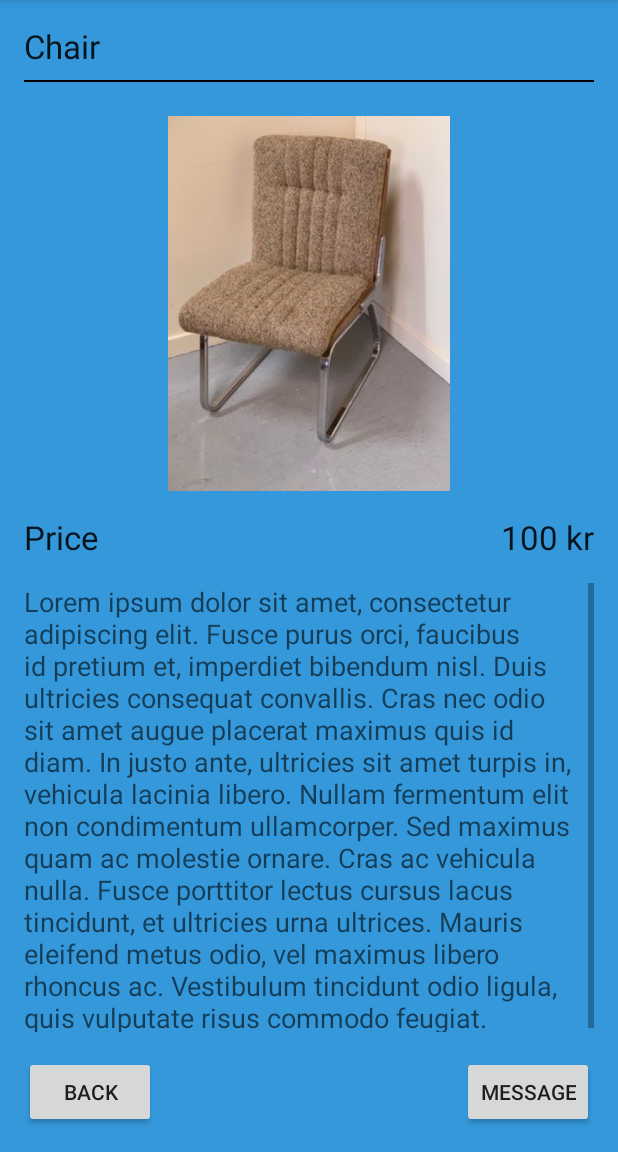
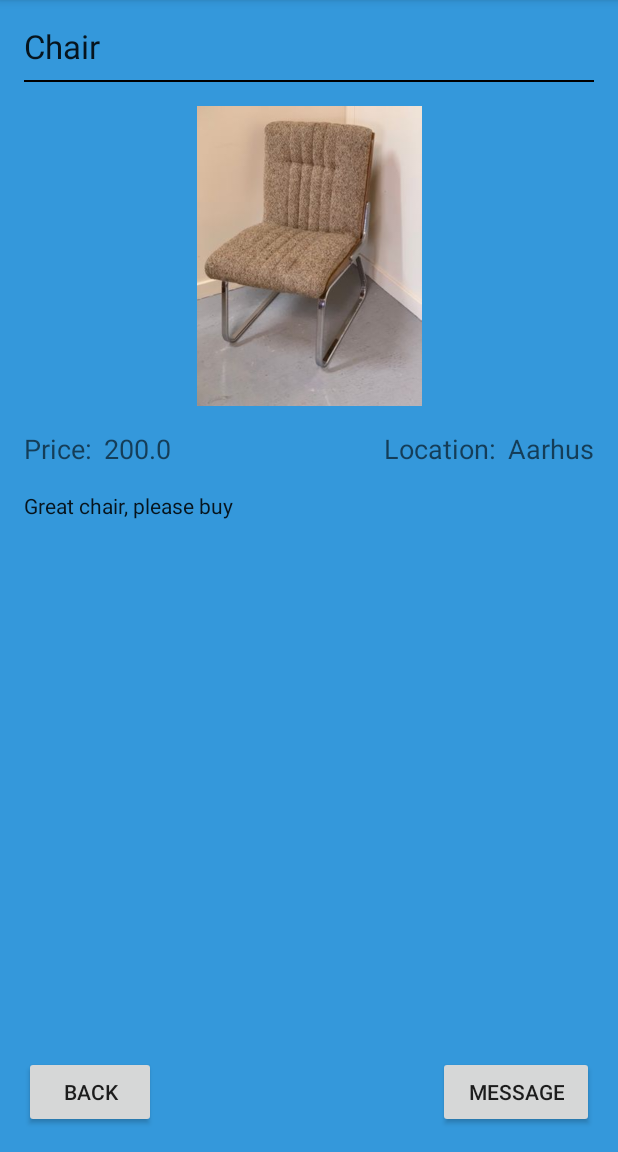
Before and after one commit to MHJespersen/ITSMAP_Gruppe10, an Android app: the DetailsActivity screen opened directly, with no data from a screen before it, on a phone screen of 412 x 824 dp, the part 84-1236 px from its top. Run offline under Robolectric (Android 15) with nearby library versions, the phone set to English and light mode, and no system bars.

Commit message:
Work on DetailsView and created MessageView

```diff
--- a/app/src/main/java/mhj/Grp10_AppProject/Activities/DetailsActivity.java
+++ b/app/src/main/java/mhj/Grp10_AppProject/Activities/DetailsActivity.java
@@ -3,37 +3,104 @@ package mhj.Grp10_AppProject.Activities;
 import androidx.appcompat.app.AppCompatActivity;
 import androidx.lifecycle.ViewModelProvider;
 
+import android.content.Intent;
 import android.os.Bundle;
 import android.text.method.ScrollingMovementMethod;
+import android.util.Log;
+import android.view.View;
 import android.widget.Button;
 import android.widget.ImageView;
 import android.widget.TextView;
+import android.widget.Toast;
 
 import mhj.Grp10_AppProject.R;
 import mhj.Grp10_AppProject.ViewModels.DetailsViewModel;
 import mhj.Grp10_AppProject.ViewModels.DetailsViewModelFactory;
 
+
+
 public class DetailsActivity extends AppCompatActivity {
+    private static final String TAG = "DetailsActivity";
     private DetailsViewModel viewModel;
-    private TextView textItemPrice, textItemDesc;
+    private TextView textItemTitle, textItemPrice, textItemDesc, textItemLocation;
     private ImageView imgItem;
     private Button btnBack, btnMessage;
+
+    private DummyItem dummyItem;
+
 
     @Override
     protected void onCreate(Bundle savedInstanceState) {
         super.onCreate(savedInstanceState);
         setContentView(R.layout.activity_details);
-        //Calling / creating ViewModel with the factory pattern is inspired from:
-        // https://stackoverflow.com/questions/46283981/android-viewmodel-additional-arguments
         viewModel = new ViewModelProvider(this, new DetailsViewModelFactory(this.getApplicationContext()))
                 .get(DetailsViewModel.class);
 
+        dummyItem = new DummyItem("Chair", "Great chair, please buy", "Aarhus", "some_img", 200, 0);
+        setupUI();
+
+
+    }
+
+    private void setupUI() {
+        textItemTitle = findViewById(R.id.detailsTextTitle);
+        textItemTitle.setText(dummyItem.getTitle());
+
         textItemPrice = findViewById(R.id.detailsTextPrice);
+        textItemPrice.setText(String.valueOf(dummyItem.getPrice()));
+
         textItemDesc = findViewById(R.id.detailsTextDesc);
+        textItemDesc.setMovementMethod(new ScrollingMovementMethod());
+        textItemDesc.setText(dummyItem.getDescription());
+
+        textItemLocation = findViewById(R.id.detailsTextLocation);
+        textItemLocation.setText(dummyItem.getLocation());
+
         imgItem= findViewById(R.id.detailsImage);
+
         btnBack = findViewById(R.id.detailsBtnBack);
+        btnBack.setOnClickListener(view -> finish());
+
         btnMessage = findViewById(R.id.detailsBtnMessage);
+        btnMessage.setOnClickListener(view -> gotoMessage());
 
-        textItemDesc.setMovementMethod(new ScrollingMovementMethod());
+
+    }
+
+    private void gotoMessage() {
+        Intent i = new Intent(this, MessageActivity.class);
+        startActivity(i);
     }
 }
+
+// Dummy Item to test with
+class DummyItem {
+    private String title, description, location, img;
+    private float price;
+    private int userId;
+
+    public DummyItem() {
+    }
+
+    public DummyItem(String title, String description, String location, String img, float price, int userId) {
+        this.title = title;
+        this.description = description;
+        this.location = location;
+        this.img = img;
+        this.price = price;
+        this.userId = userId;
+    }
+
+    public String getTitle() { return title; }
+    public void setTitle(String title) { this.title = title; }
+    public String getDescription() { return description; }
+    public void setDescription(String description) { this.description = description; }
+    public String getLocation() { return location; }
+    public void setLocation(String location) { this.location = location; }
+    public String getImg() { return img; }
+    public void setImg(String img) { this.img = img; }
+    public float getPrice() { return price; }
+    public void setPrice(float price) { this.price = price; }
+    public int getUserId() { return userId; }
+    public void setUserId(int userId) {this.userId = userId;}
+}
--- /dev/null
+++ b/app/src/main/java/mhj/Grp10_AppProject/Activities/MessageActivity.java
@@ -0,0 +1,22 @@
+package mhj.Grp10_AppProject.Activities;
+
+import androidx.appcompat.app.AppCompatActivity;
+import androidx.lifecycle.ViewModelProvider;
+
+import android.os.Bundle;
+
+import mhj.Grp10_AppProject.R;
+import mhj.Grp10_AppProject.ViewModels.MessageViewModel;
+import mhj.Grp10_AppProject.ViewModels.MessageViewModelFactory;
+
+public class MessageActivity extends AppCompatActivity {
+    private MessageViewModel viewModel;
+
+    @Override
+    protected void onCreate(Bundle savedInstanceState) {
+        super.onCreate(savedInstanceState);
+        setContentView(R.layout.activity_message);
+        viewModel = new ViewModelProvider(this, new MessageViewModelFactory(this.getApplicationContext()))
+                .get(MessageViewModel.class);
+    }
+}
--- /dev/null
+++ b/app/src/main/java/mhj/Grp10_AppProject/ViewModels/MessageViewModel.java
@@ -0,0 +1,12 @@
+package mhj.Grp10_AppProject.ViewModels;
+
+import android.content.Context;
+
+import androidx.lifecycle.ViewModel;
+
+public class MessageViewModel extends ViewModel {
+
+    public MessageViewModel(Context context) {
+
+    }
+}
--- /dev/null
+++ b/app/src/main/java/mhj/Grp10_AppProject/ViewModels/MessageViewModelFactory.java
@@ -0,0 +1,22 @@
+package mhj.Grp10_AppProject.ViewModels;
+
+import android.content.Context;
+
+import androidx.annotation.NonNull;
+import androidx.lifecycle.ViewModel;
+import androidx.lifecycle.ViewModelProvider;
+
+//Inspired from: https://stackoverflow.com/questions/46283981/android-viewmodel-additional-arguments
+public class MessageViewModelFactory implements ViewModelProvider.Factory {
+    private final Context con;
+
+    public MessageViewModelFactory(Context context) {
+        con = context;
+    }
+
+    @NonNull
+    @Override
+    public <T extends ViewModel> T create(@NonNull Class<T> modelClass) {
+        return (T) new MessageViewModel(con);
+    }
+}
--- a/app/src/main/res/layout-land/activity_details.xml
+++ b/app/src/main/res/layout-land/activity_details.xml
@@ -14,40 +14,64 @@
         android:layout_marginStart="16dp"
         android:layout_marginLeft="16dp"
         android:layout_marginTop="16dp"
-        android:text="Chair"
         android:textAppearance="@style/TextAppearance.AppCompat.Large"
         app:layout_constraintStart_toStartOf="parent"
-        app:layout_constraintTop_toTopOf="parent" />
+        app:layout_constraintTop_toTopOf="parent"
+        tools:text="Magic Chair" />
 
     <View
-        android:id="@+id/view2"
+        android:id="@+id/dividerTop"
         android:layout_width="0dp"
         android:layout_height="1dp"
         android:layout_marginTop="8dp"
+        android:layout_marginEnd="16dp"
+        android:layout_marginRight="16dp"
         android:background="@android:color/black"
-        app:layout_constraintEnd_toEndOf="@+id/detailsTextPrice"
+        app:layout_constraintEnd_toEndOf="parent"
         app:layout_constraintStart_toStartOf="@+id/detailsTextTitle"
         app:layout_constraintTop_toBottomOf="@+id/detailsTextTitle" />
+
+    <TextView
+        android:id="@+id/detailsLabelLocation"
+        android:layout_width="wrap_content"
+        android:layout_height="wrap_content"
+        android:layout_marginEnd="8dp"
+        android:layout_marginRight="8dp"
+        android:text="Location:"
+        android:textAppearance="@style/TextAppearance.AppCompat.Medium"
+        app:layout_constraintEnd_toStartOf="@+id/detailsTextLocation"
+        app:layout_constraintTop_toTopOf="@+id/detailsLabelPrice" />
+
+    <TextView
+        android:id="@+id/detailsTextLocation"
+        android:layout_width="wrap_content"
+        android:layout_height="wrap_content"
+        android:layout_marginEnd="16dp"
+        android:layout_marginRight="16dp"
+        android:textAppearance="@style/TextAppearance.AppCompat.Medium"
+        app:layout_constraintEnd_toEndOf="parent"
+        app:layout_constraintTop_toTopOf="@+id/detailsLabelPrice"
+        tools:text="Vesuvius" />
 
     <ImageView
         android:id="@+id/detailsImage"
         android:layout_width="250dp"
         android:layout_height="0dp"
-        android:layout_marginTop="32dp"
+        android:layout_marginTop="16dp"
         android:layout_marginBottom="16dp"
         app:layout_constraintBottom_toBottomOf="parent"
         app:layout_constraintStart_toStartOf="@+id/detailsTextTitle"
-        app:layout_constraintTop_toBottomOf="@+id/detailsTextTitle"
-        app:srcCompat="@drawable/sample_chair"/>
+        app:layout_constraintTop_toBottomOf="@+id/dividerTop"
+        app:srcCompat="@drawable/sample_chair" />
 
     <TextView
-        android:id="@+id/detailsTextPriceLabel"
+        android:id="@+id/detailsLabelPrice"
         android:layout_width="wrap_content"
         android:layout_height="wrap_content"
         android:layout_marginStart="16dp"
         android:layout_marginLeft="16dp"
-        android:text="Price"
-        android:textAppearance="@style/TextAppearance.AppCompat.Large"
+        android:text="Price:"
+        android:textAppearance="@style/TextAppearance.AppCompat.Medium"
         app:layout_constraintStart_toEndOf="@+id/detailsImage"
         app:layout_constraintTop_toTopOf="@+id/detailsImage" />
 
@@ -55,12 +79,12 @@
         android:id="@+id/detailsTextPrice"
         android:layout_width="wrap_content"
         android:layout_height="wrap_content"
-        android:layout_marginEnd="16dp"
-        android:layout_marginRight="16dp"
-        android:text="100 kr"
-        android:textAppearance="@style/TextAppearance.AppCompat.Large"
-        app:layout_constraintEnd_toEndOf="parent"
-        app:layout_constraintTop_toTopOf="@+id/detailsTextPriceLabel" />
+        android:layout_marginStart="8dp"
+        android:layout_marginLeft="8dp"
+        android:textAppearance="@style/TextAppearance.AppCompat.Medium"
+        app:layout_constraintStart_toEndOf="@+id/detailsLabelPrice"
+        app:layout_constraintTop_toTopOf="@+id/detailsLabelPrice"
+        tools:text="42 kr" />
 
     <TextView
         android:id="@+id/detailsTextDesc"
@@ -69,12 +93,11 @@
         android:layout_marginTop="16dp"
         android:layout_marginBottom="16dp"
         android:scrollbars="vertical"
-        android:text="Lorem ipsum dolor sit amet, consectetur adipiscing elit. Fusce purus orci, faucibus id pretium et, imperdiet bibendum nisl. Duis ultricies consequat convallis. Cras nec odio sit amet augue placerat maximus quis id diam. In justo ante, ultricies sit amet turpis in, vehicula lacinia libero. Nullam fermentum elit non condimentum ullamcorper. Sed maximus quam ac molestie ornare. Cras ac vehicula nulla. Fusce porttitor lectus cursus lacus tincidunt, et ultricies urna ultrices. Mauris eleifend metus odio, vel maximus libero rhoncus ac. Vestibulum tincidunt odio ligula, quis vulputate risus commodo feugiat."
-        android:textAppearance="@style/TextAppearance.AppCompat.Medium"
+        android:textAppearance="@style/TextAppearance.AppCompat.Body1"
         app:layout_constraintBottom_toTopOf="@+id/detailsBtnBack"
-        app:layout_constraintEnd_toEndOf="@+id/detailsTextPrice"
-        app:layout_constraintStart_toStartOf="@+id/detailsTextPriceLabel"
-        app:layout_constraintTop_toBottomOf="@+id/detailsTextPriceLabel"
+        app:layout_constraintEnd_toEndOf="@+id/dividerTop"
+        app:layout_constraintStart_toStartOf="@+id/detailsLabelPrice"
+        app:layout_constraintTop_toBottomOf="@+id/detailsLabelPrice"
         app:layout_constraintVertical_bias="0.0"
         tools:text="Lorem ipsum dolor sit amet, consectetur adipiscing elit. Fusce purus orci, faucibus id pretium et, imperdiet bibendum nisl. Duis ultricies consequat convallis. Cras nec odio sit amet augue placerat maximus quis id diam. In justo ante, ultricies sit amet turpis in, vehicula lacinia libero. Nullam fermentum elit non condimentum ullamcorper. Sed maximus quam ac molestie ornare. Cras ac vehicula nulla. Fusce porttitor lectus cursus lacus tincidunt, et ultricies urna ultrices. Mauris eleifend metus odio, vel maximus libero rhoncus ac. Vestibulum tincidunt odio ligula, quis vulputate risus commodo feugiat." />
 
@@ -93,6 +116,8 @@
         android:layout_height="wrap_content"
         android:layout_marginEnd="16dp"
         android:layout_marginRight="16dp"
+        android:paddingLeft="20dp"
+        android:paddingRight="20dp"
         android:text="Message"
         app:layout_constraintBottom_toBottomOf="@+id/detailsBtnBack"
         app:layout_constraintEnd_toEndOf="parent" />
--- a/app/src/main/res/layout/activity_details.xml
+++ b/app/src/main/res/layout/activity_details.xml
@@ -6,16 +6,17 @@
     android:layout_height="match_parent"
     android:background="@color/backgroundColor"
     android:scrollbars="vertical"
-    tools:context="mhj.Grp10_AppProject.Activities.DetailsActivity"
-    tools:ignore="MissingPrefix">
+    tools:context="mhj.Grp10_AppProject.Activities.DetailsActivity">
 
     <View
-        android:id="@+id/view"
+        android:id="@+id/dividerTop"
         android:layout_width="0dp"
         android:layout_height="1dp"
         android:layout_marginTop="8dp"
+        android:layout_marginEnd="16dp"
+        android:layout_marginRight="16dp"
         android:background="@android:color/black"
-        app:layout_constraintEnd_toEndOf="@+id/detailsTextPrice"
+        app:layout_constraintEnd_toEndOf="parent"
         app:layout_constraintStart_toStartOf="@+id/detailsTextTitle"
         app:layout_constraintTop_toBottomOf="@+id/detailsTextTitle" />
 
@@ -26,41 +27,63 @@
         android:layout_marginStart="16dp"
         android:layout_marginLeft="16dp"
         android:layout_marginTop="16dp"
-        android:text="Chair"
         android:textAppearance="@style/TextAppearance.AppCompat.Large"
         app:layout_constraintStart_toStartOf="parent"
-        app:layout_constraintTop_toTopOf="parent" />
+        app:layout_constraintTop_toTopOf="parent"
+        tools:text="Magic Chair" />
 
     <ImageView
         android:id="@+id/detailsImage"
         android:layout_width="0dp"
-        android:layout_height="250dp"
-        android:layout_marginTop="32dp"
+        android:layout_height="200dp"
+        android:layout_marginTop="16dp"
         android:layout_marginEnd="16dp"
         android:layout_marginRight="16dp"
         app:layout_constraintEnd_toEndOf="parent"
         app:layout_constraintStart_toStartOf="@+id/detailsTextTitle"
-        app:layout_constraintTop_toBottomOf="@+id/detailsTextTitle"
-        app:srcCompat="@drawable/sample_chair"/>
+        app:layout_constraintTop_toBottomOf="@+id/dividerTop"
+        app:srcCompat="@drawable/sample_chair" />
 
     <TextView
-        android:id="@+id/detailsTextPriceLabel"
+        android:id="@+id/detailsLabelPrice"
         android:layout_width="wrap_content"
         android:layout_height="wrap_content"
         android:layout_marginTop="16dp"
-        android:text="Price"
-        android:textAppearance="@style/TextAppearance.AppCompat.Large"
+        android:text="Price:"
+        android:textAppearance="@style/TextAppearance.AppCompat.Medium"
         app:layout_constraintStart_toStartOf="@+id/detailsImage"
         app:layout_constraintTop_toBottomOf="@+id/detailsImage" />
+
+    <TextView
+        android:id="@+id/detailsLabelLocation"
+        android:layout_width="wrap_content"
+        android:layout_height="wrap_content"
+        android:layout_marginEnd="8dp"
+        android:layout_marginRight="8dp"
+        android:text="Location:"
+        android:textAppearance="@style/TextAppearance.AppCompat.Medium"
+        app:layout_constraintEnd_toStartOf="@+id/detailsTextLocation"
+        app:layout_constraintTop_toTopOf="@+id/detailsLabelPrice" />
+
+    <TextView
+        android:id="@+id/detailsTextLocation"
+        android:layout_width="wrap_content"
+        android:layout_height="wrap_content"
+        android:textAppearance="@style/TextAppearance.AppCompat.Medium"
+        app:layout_constraintEnd_toEndOf="@+id/detailsImage"
+        app:layout_constraintTop_toTopOf="@+id/detailsLabelLocation"
+        tools:text="Vesuvius" />
 
     <TextView
         android:id="@+id/detailsTextPrice"
         android:layout_width="wrap_content"
         android:layout_height="wrap_content"
-        android:text="100 kr"
-        android:textAppearance="@style/TextAppearance.AppCompat.Large"
-        app:layout_constraintEnd_toEndOf="@+id/detailsImage"
-        app:layout_constraintTop_toTopOf="@+id/detailsTextPriceLabel" />
+        android:layout_marginStart="8dp"
+        android:layout_marginLeft="8dp"
+        android:textAppearance="@style/TextAppearance.AppCompat.Medium"
+        app:layout_constraintStart_toEndOf="@+id/detailsLabelPrice"
+        app:layout_constraintTop_toTopOf="@+id/detailsLabelPrice"
+        tools:text="42 kr" />
 
     <TextView
         android:id="@+id/detailsTextDesc"
@@ -69,13 +92,12 @@
         android:layout_marginTop="16dp"
         android:layout_marginBottom="16dp"
         android:scrollbars="vertical"
-        android:text="Lorem ipsum dolor sit amet, consectetur adipiscing elit. Fusce purus orci, faucibus id pretium et, imperdiet bibendum nisl. Duis ultricies consequat convallis. Cras nec odio sit amet augue placerat maximus quis id diam. In justo ante, ultricies sit amet turpis in, vehicula lacinia libero. Nullam fermentum elit non condimentum ullamcorper. Sed maximus quam ac molestie ornare. Cras ac vehicula nulla. Fusce porttitor lectus cursus lacus tincidunt, et ultricies urna ultrices. Mauris eleifend metus odio, vel maximus libero rhoncus ac. Vestibulum tincidunt odio ligula, quis vulputate risus commodo feugiat."
-        android:textAppearance="@style/TextAppearance.AppCompat.Medium"
+        android:textAppearance="@style/TextAppearance.AppCompat.Body1"
         app:layout_constraintBottom_toTopOf="@+id/detailsBtnBack"
-        app:layout_constraintEnd_toEndOf="@+id/detailsTextPrice"
+        app:layout_constraintEnd_toEndOf="@+id/dividerTop"
         app:layout_constraintHorizontal_bias="0.0"
-        app:layout_constraintStart_toStartOf="@+id/detailsTextPriceLabel"
-        app:layout_constraintTop_toBottomOf="@+id/detailsTextPriceLabel"
+        app:layout_constraintStart_toStartOf="@+id/detailsLabelPrice"
+        app:layout_constraintTop_toBottomOf="@+id/detailsLabelLocation"
         app:layout_constraintVertical_bias="1.0"
         tools:text="Lorem ipsum dolor sit amet, consectetur adipiscing elit. Fusce purus orci, faucibus id pretium et, imperdiet bibendum nisl. Duis ultricies consequat convallis. Cras nec odio sit amet augue placerat maximus quis id diam. In justo ante, ultricies sit amet turpis in, vehicula lacinia libero. Nullam fermentum elit non condimentum ullamcorper. Sed maximus quam ac molestie ornare. Cras ac vehicula nulla. Fusce porttitor lectus cursus lacus tincidunt, et ultricies urna ultrices. Mauris eleifend metus odio, vel maximus libero rhoncus ac. Vestibulum tincidunt odio ligula, quis vulputate risus commodo feugiat." />
 
@@ -92,6 +114,8 @@
         android:layout_width="wrap_content"
         android:layout_height="wrap_content"
         android:layout_marginBottom="16dp"
+        android:paddingLeft="20dp"
+        android:paddingRight="20dp"
         android:text="Message"
         app:layout_constraintBottom_toBottomOf="parent"
         app:layout_constraintEnd_toEndOf="@+id/detailsTextDesc" />
--- /dev/null
+++ b/app/src/main/res/layout/activity_message.xml
@@ -0,0 +1,9 @@
+<?xml version="1.0" encoding="utf-8"?>
+<androidx.constraintlayout.widget.ConstraintLayout xmlns:android="http://schemas.android.com/apk/res/android"
+    xmlns:app="http://schemas.android.com/apk/res-auto"
+    xmlns:tools="http://schemas.android.com/tools"
+    android:layout_width="match_parent"
+    android:layout_height="match_parent"
+    tools:context=".Activities.MessageActivity">
+
+</androidx.constraintlayout.widget.ConstraintLayout>
```
Also changed, not shown: app/src/main/AndroidManifest.xml (+6 -6 lines), app/src/main/java/mhj/Grp10_AppProject/ViewModels/DetailsViewModel.java (+7 -0 lines).
